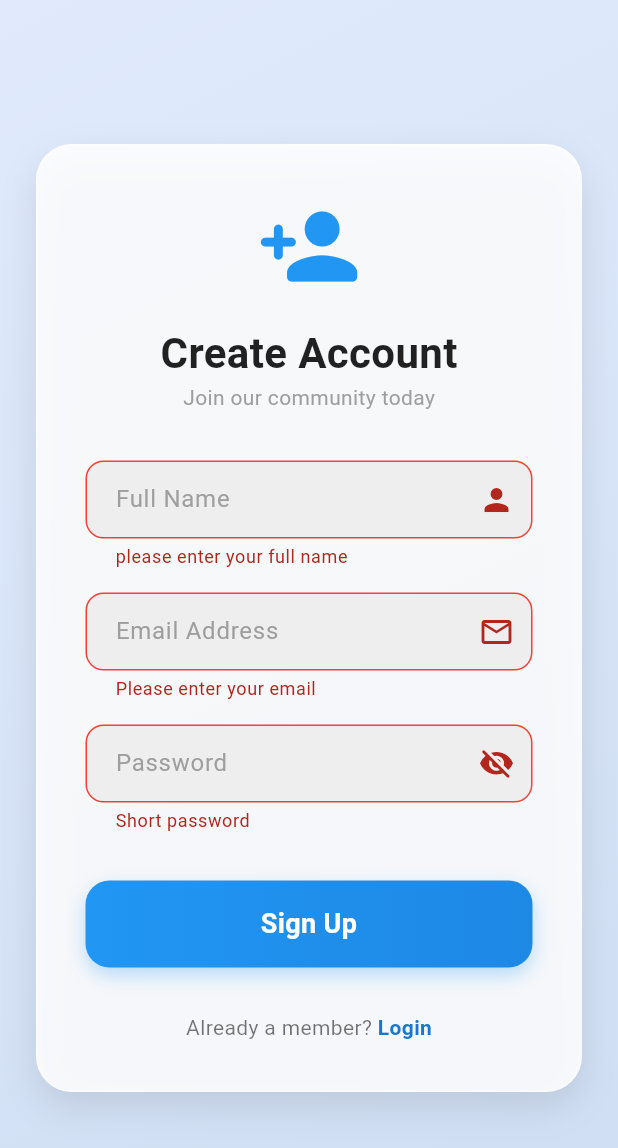
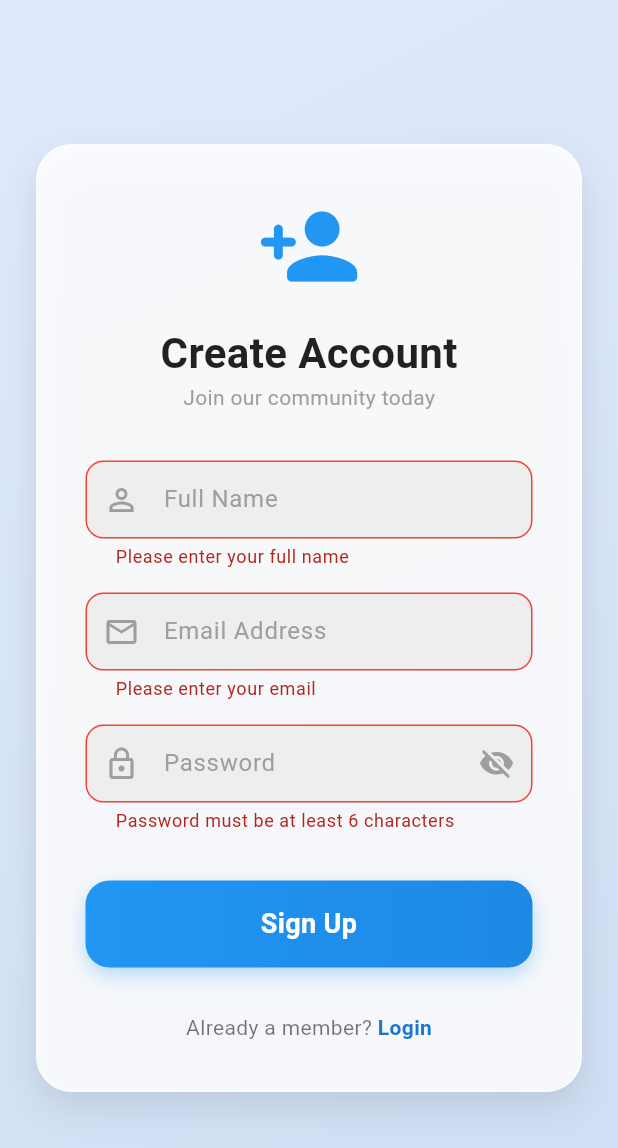
Before and after one commit to Prasannata1Baniya/flutter_chat_app, a Flutter app: the screen it shows after launch, after a tap on "Login", after a tap on "Register now", after a tap on "Sign Up", on a phone screen of 412 x 824 dp. Shown: the top 1148 px of the screen. Run offline on Flutter 3.47's test engine with Material 3 defaults, Android fonts, the phone set to English and light mode, and no system bars; our stand-ins replace cloud_firestore, equatable, firebase_auth, firebase_core, flutter_bloc, image_picker and 1 more; accounts and stored records are empty.

Commit message:
Fix: UI of login and register page

```diff
--- a/lib/features/auth/presentation/pages/login_page.dart
+++ b/lib/features/auth/presentation/pages/login_page.dart
@@ -91,7 +91,8 @@ class _LoginPageState extends State<LoginPage> {
 
 
                       // Email
-                      MyTextField(hText: "Email",
+                      MyTextField(
+                        hText: "Email",
                         controller: emailController,
                         obscureText: false,
                         validator: (value) {
@@ -103,12 +104,13 @@ class _LoginPageState extends State<LoginPage> {
                           }
                           return null;
                         },
-                          icon: const Icon(Icons.email_outlined),
+                        prefixIcon: const Icon(Icons.email_outlined, color: Colors.grey),
                       ),
                       const SizedBox(height: 16),
 
                       // Password
-                     MyTextField(hText: 'Password',
+                      MyTextField(
+                        hText: 'Password',
                         controller: passwordController,
                         obscureText: isObscured,
                         validator: (value) {
@@ -120,14 +122,14 @@ class _LoginPageState extends State<LoginPage> {
                           }
                           return null;
                         },
-                         icon: IconButton(
-                           onPressed: () =>
-                               setState(() =>
-                               isObscured =
-                               !isObscured),
-                           icon: isObscured ? const  Icon(Icons.visibility_off_rounded) : const  Icon(Icons.visibility),
+                        prefixIcon: const Icon(Icons.lock_outline, color: Colors.grey),
+                        suffixIcon: IconButton(
+                          onPressed: () => setState(() => isObscured = !isObscured),
+                          icon: Icon(
+                            isObscured ? Icons.visibility_off_rounded : Icons.visibility,
+                            color: Colors.grey,
                           ),
-
+                        ),
                       ),
                       const SizedBox(height: 10),
 
--- a/lib/features/auth/presentation/pages/register_page.dart
+++ b/lib/features/auth/presentation/pages/register_page.dart
@@ -104,20 +104,21 @@ class _RegisterPageState extends State<RegisterPage> {
                         controller: nameController,
                         obscureText: false,
                         validator: (value) {
-                          if(value ==null || value.isEmpty){
-                            return 'please enter your full name';
+                          if (value == null || value.isEmpty) {
+                            return 'Please enter your full name';
                           }
                           return null;
-                        }, icon: const Icon(Icons.person),
+                        },
+                        prefixIcon: const Icon(Icons.person_outline, color: Colors.grey),
                       ),
                       const SizedBox(height: 16),
 
-                      //Email
+                      // Email
                       MyTextField(
                         hText: "Email Address",
                         controller: emailController,
                         obscureText: false,
-                        validator: (value){
+                        validator: (value) {
                           if (value == null || value.isEmpty) {
                             return 'Please enter your email';
                           }
@@ -125,24 +126,32 @@ class _RegisterPageState extends State<RegisterPage> {
                             return 'Enter a valid email address';
                           }
                           return null;
-                        }, icon:const Icon(Icons.email_outlined),
+                        },
+                        prefixIcon: const Icon(Icons.email_outlined, color: Colors.grey),
                       ),
                       const SizedBox(height: 16),
 
-                      //Password
+                      // Password
                       MyTextField(
                         hText: "Password",
                         controller: passwordController,
-                        obscureText: true,
-                        validator: (value) =>   (value == null || value.length < 6)
-                            ? 'Short password'
+                        obscureText: isPasswordObscured,
+                        validator: (value) => (value == null || value.length < 6)
+                            ? 'Password must be at least 6 characters'
                             : null,
-                        icon: IconButton(onPressed: (){
-                          setState(() {
-                            isPasswordObscured = !isPasswordObscured;
-                          });
-                        }, icon: isPasswordObscured ? const Icon(Icons.visibility_off_rounded)
-                            :const Icon(Icons.visibility)
+                        prefixIcon: const Icon(Icons.lock_outline, color: Colors.grey),
+                        suffixIcon: IconButton(
+                          onPressed: () {
+                            setState(() {
+                              isPasswordObscured = !isPasswordObscured;
+                            });
+                          },
+                          icon: Icon(
+                            isPasswordObscured
+                                ? Icons.visibility_off_rounded
+                                : Icons.visibility,
+                            color: Colors.grey,
+                          ),
                         ),
                       ),
                       const SizedBox(height: 32),
--- a/lib/features/auth/presentation/widgets/my_text_field.dart
+++ b/lib/features/auth/presentation/widgets/my_text_field.dart
@@ -5,25 +5,33 @@ class MyTextField extends StatelessWidget {
   final TextEditingController controller;
   final bool obscureText;
   final FormFieldValidator<String>? validator;
-  final Widget? icon;
-  const MyTextField({super.key, required this.hText, required this.controller,
-    this.obscureText =false, required this.validator, this.icon,
+  final Widget? prefixIcon;
+  final Widget? suffixIcon;
+
+  const MyTextField({
+    super.key,
+    required this.hText,
+    required this.controller,
+    this.obscureText = false,
+    required this.validator,
+    this.prefixIcon,
+    this.suffixIcon,
   });
 
   @override
   Widget build(BuildContext context) {
     return TextFormField(
       controller: controller,
-      obscureText: obscureText ,
+      obscureText: obscureText,
       validator: validator,
       decoration: InputDecoration(
-        suffixIcon: icon,
+        prefixIcon: prefixIcon,
+        suffixIcon: suffixIcon,
         hintText: hText,
         hintStyle: TextStyle(color: Colors.grey.shade500),
         filled: true,
         fillColor: Colors.grey[200],
-        //fillColor: Colors.white.withOpacity(0.9),
-        contentPadding:const  EdgeInsets.symmetric(horizontal: 16, vertical: 14),
+        contentPadding: const EdgeInsets.symmetric(horizontal: 16, vertical: 14),
         enabledBorder: OutlineInputBorder(
           borderRadius: BorderRadius.circular(12),
           borderSide: BorderSide(color: Colors.grey.shade300),
@@ -36,9 +44,9 @@ class MyTextField extends StatelessWidget {
           borderRadius: BorderRadius.circular(12),
           borderSide: const BorderSide(color: Colors.red),
         ),
-        focusedErrorBorder:OutlineInputBorder(
+        focusedErrorBorder: OutlineInputBorder(
           borderRadius: BorderRadius.circular(14),
-          borderSide: const BorderSide(color: Colors.red, width: 3,),
+          borderSide: const BorderSide(color: Colors.red, width: 3),
         ),
       ),
     );
```
Lines whose indentation alone changed are shown as unchanged.
